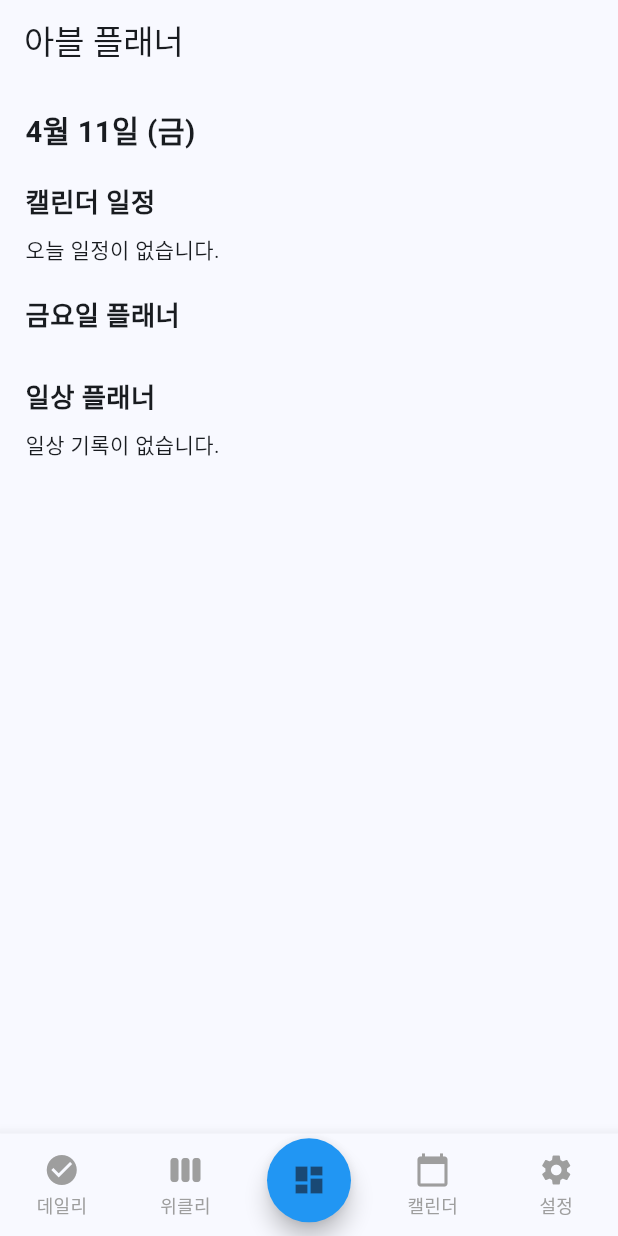
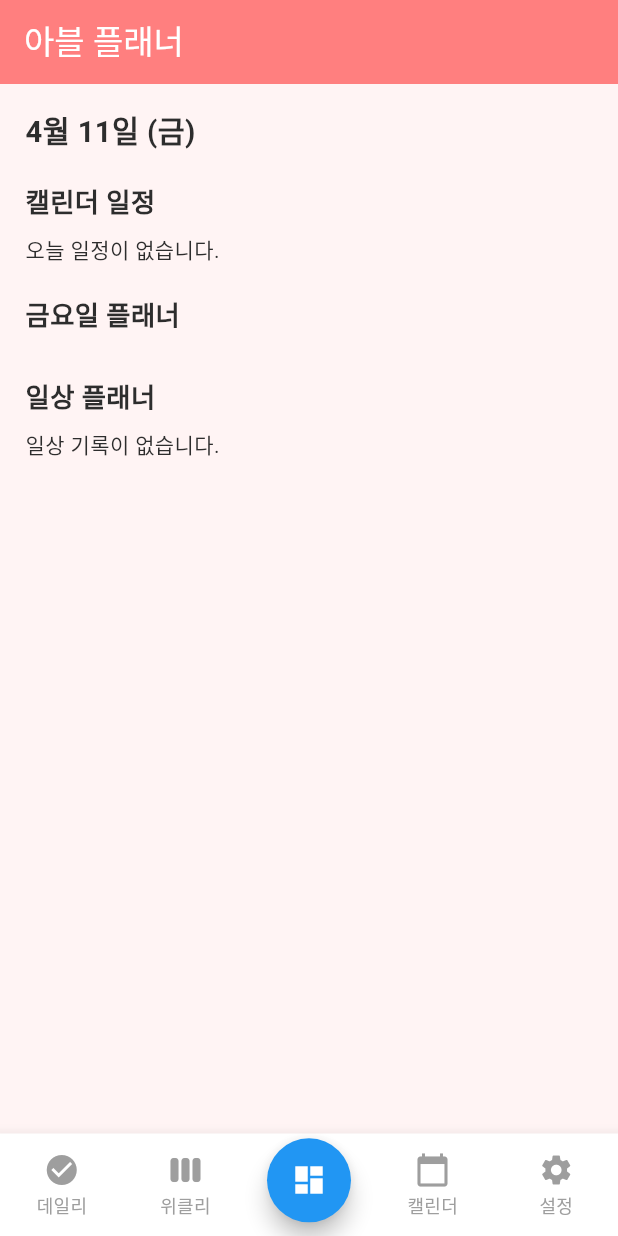
Before and after one commit to JeongHyeon-Jo/abeul_planner, a Flutter app: the screen it shows after launch, on a phone screen of 412 x 824 dp. Run offline on Flutter 3.47's test engine with Material 3 defaults, Android fonts, the phone set to English and light mode, and no system bars; our stand-ins replace flutter_riverpod, flutter_screenutil, go_router, hive, hive_flutter, table_calendar; accounts and stored records are empty; generated files the repository leaves out were written again.

Commit message:
[Feat] theme.dart 정의 및 테마 적용

```diff
--- a/lib/core/color.dart
+++ b/lib/core/color.dart
@@ -1,4 +1,4 @@
-// core/color.dart
+// color.dart
 import 'package:flutter/material.dart';
 
 /// 앱 전반에서 사용하는 시그니처 색상 정의
--- /dev/null
+++ b/lib/core/theme.dart
@@ -0,0 +1,56 @@
+// theme.dart
+import 'package:flutter/material.dart';
+import 'package:abeul_planner/core/color.dart';
+
+/// 앱 전역에서 사용하는 라이트 테마 정의
+final ThemeData appLightTheme = ThemeData(
+  useMaterial3: true,
+
+  // 색상 체계 정의 (ColorScheme)
+  colorScheme: ColorScheme(
+    brightness: Brightness.light, // 밝은 테마 기준
+    primary: AppColors.primary, // 주요 색상 (버튼, 앱바 등)
+    onPrimary: Colors.white, // 주요 색상 위에 올 텍스트 색상
+    secondary: AppColors.accent, // 보조 색상 (포인트 요소)
+    onSecondary: Colors.white, // 보조 색상 위 텍스트
+    background: AppColors.background, // 전체 배경색
+    onBackground: AppColors.text, // 배경 위 텍스트
+    surface: Colors.white, // 카드, 다이얼로그 등 표면 배경색
+    onSurface: AppColors.text, // 표면 위 텍스트 색상
+    error: Colors.red, // 오류 시 색상
+    onError: Colors.white, // 오류 배경 위 텍스트 색상
+  ),
+
+  // 🪟 Scaffold 전체 배경색
+  scaffoldBackgroundColor: AppColors.background,
+
+  // 텍스트 테마
+  textTheme: ThemeData.light().textTheme.apply(
+        bodyColor: AppColors.text, // 일반 텍스트
+        displayColor: AppColors.text, // 제목 등 디스플레이 텍스트
+      ),
+
+  // 앱바 테마
+  appBarTheme: AppBarTheme(
+    backgroundColor: AppColors.primary, // 앱바 배경색
+    foregroundColor: Colors.white, // 앱바 텍스트/아이콘 색상
+    elevation: 0,
+  ),
+
+  // 플로팅 액션 버튼 테마
+  floatingActionButtonTheme: FloatingActionButtonThemeData(
+    backgroundColor: AppColors.primary,
+    foregroundColor: Colors.white,
+  ),
+
+  // 엘리베이티드 버튼 테마
+  elevatedButtonTheme: ElevatedButtonThemeData(
+    style: ElevatedButton.styleFrom(
+      backgroundColor: AppColors.primary, // 버튼 배경
+      foregroundColor: Colors.white, // 버튼 텍스트
+      shape: RoundedRectangleBorder(
+        borderRadius: BorderRadius.circular(12), // 버튼 모서리 둥글기
+      ),
+    ),
+  ),
+);
--- a/lib/main.dart
+++ b/lib/main.dart
@@ -1,12 +1,14 @@
+// main.dart
 import 'package:flutter/material.dart';
 // package
 import 'package:hive_flutter/hive_flutter.dart';
 import 'package:flutter_riverpod/flutter_riverpod.dart';
 import 'package:intl/date_symbol_data_local.dart';
 // core
-import 'core/screen_util.dart';
+import 'package:abeul_planner/core/screen_util.dart';
+import 'package:abeul_planner/core/theme.dart';
 // routes
-import 'routes/planner_router.dart';
+import 'package:abeul_planner/routes/planner_router.dart';
 // features
 import 'features/daily_planner/data/datasource/daily_task_box.dart';
 import 'features/calendar_planner/data/datasource/calendar_task_box.dart';
@@ -50,10 +52,7 @@ class MyApp extends StatelessWidget {
         routerConfig: router,
         title: 'Abeul Planner',
         debugShowCheckedModeBanner: false,
-        theme: ThemeData(
-          colorScheme: ColorScheme.fromSeed(seedColor: Colors.blue),
-          useMaterial3: true,
-        ),
+        theme: appLightTheme,
       ),
     );
   }
```
